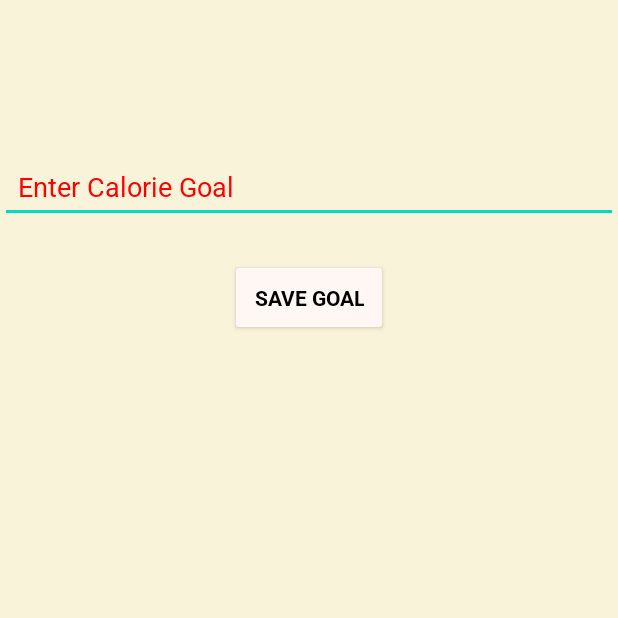
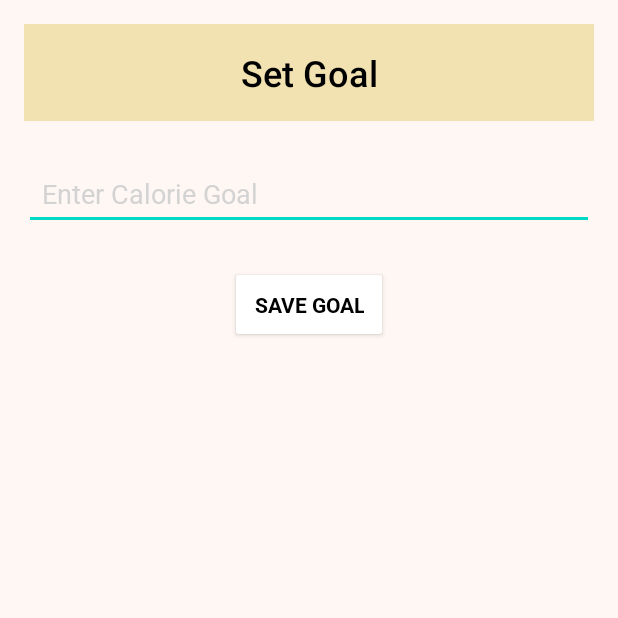
Before and after one commit to RLowry2/Calorie-Counter, an Android app: the SetGoalActivity screen opened directly, with no data from a screen before it, on a phone screen of 412 x 824 dp, the top half of it. Run offline under Robolectric (Android 15) with nearby library versions, the phone set to English and light mode, and no system bars.

Commit message:
Updated the java and cml files

```diff
--- a/app/src/main/java/com/example/caloriecounter/CalendarActivity.java
+++ b/app/src/main/java/com/example/caloriecounter/CalendarActivity.java
@@ -2,6 +2,7 @@ package com.example.caloriecounter;
 
 import android.content.Intent;
 import android.os.Bundle;
+import android.util.Log;
 import android.view.View;
 import android.view.WindowManager;
 import android.widget.CalendarView;
@@ -103,6 +104,9 @@ public class CalendarActivity extends AppCompatActivity {
             } else if (item.getItemId() == 2) {
                 Intent i2 = new Intent(this, SetGoalActivity.class);
                 i2.putExtra("selectedDate", selectedDate);
+
+                // Log the intent data for debugging
+                Log.d("CalendarActivity", "Launching SetGoalActivity with date: " + selectedDate);
                 setGoalLauncher.launch(i2);
                 return true;
             }
--- a/app/src/main/java/com/example/caloriecounter/FoodDatabaseHelper.java
+++ b/app/src/main/java/com/example/caloriecounter/FoodDatabaseHelper.java
@@ -11,8 +11,9 @@ import java.util.List;
 
 public class FoodDatabaseHelper extends SQLiteOpenHelper {
     private static final String NAME = "calorieCounter.db";
-    private static final int VERSION = 2;
+    private static final int VERSION = 3; // Incremented version to include the daily_goals table
 
+    // Table for food entries
     private static final String TBL = "food_entries";
     private static final String COL_ID = "id";
     private static final String COL_NAME = "name";
@@ -20,12 +21,16 @@ public class FoodDatabaseHelper extends SQLiteOpenHelper {
     private static final String COL_DATE = "date";
     private static final String COL_GOAL = "goal";
 
+    // Table for daily goals
+    private static final String GOALS_TBL = "daily_goals";
+
     public FoodDatabaseHelper(Context ctx) {
         super(ctx, NAME, null, VERSION);
     }
 
     @Override
     public void onCreate(SQLiteDatabase db) {
+        // Create table for food entries
         db.execSQL("CREATE TABLE " + TBL + "("
                 + COL_ID + " INTEGER PRIMARY KEY AUTOINCREMENT,"
                 + COL_NAME + " TEXT,"
@@ -33,6 +38,12 @@ public class FoodDatabaseHelper extends SQLiteOpenHelper {
                 + COL_DATE + " TEXT,"
                 + COL_GOAL + " INTEGER DEFAULT 0"
                 + ")");
+
+        // Create table for daily goals
+        db.execSQL("CREATE TABLE " + GOALS_TBL + " (" +
+                "id INTEGER PRIMARY KEY AUTOINCREMENT, " +
+                "date TEXT UNIQUE NOT NULL, " +
+                "goal INTEGER NOT NULL)");
     }
 
     @Override
@@ -40,8 +51,15 @@ public class FoodDatabaseHelper extends SQLiteOpenHelper {
         if (oldV < 2) {
             db.execSQL("ALTER TABLE " + TBL + " ADD COLUMN " + COL_GOAL + " INTEGER DEFAULT 0");
         }
+        if (oldV < 3) {
+            db.execSQL("CREATE TABLE IF NOT EXISTS " + GOALS_TBL + " (" +
+                    "id INTEGER PRIMARY KEY AUTOINCREMENT, " +
+                    "date TEXT UNIQUE NOT NULL, " +
+                    "goal INTEGER NOT NULL)");
+        }
     }
 
+    // Insert a new food entry
     public void insertFood(String name, int cal, String date) {
         SQLiteDatabase db = getWritableDatabase();
         ContentValues v = new ContentValues();
@@ -52,6 +70,7 @@ public class FoodDatabaseHelper extends SQLiteOpenHelper {
         db.close();
     }
 
+    // Retrieve food entries for a specific date
     public List<FoodEntry> getFoodEntriesForDate(String date) {
         List<FoodEntry> out = new ArrayList<>();
         SQLiteDatabase db = getReadableDatabase();
@@ -66,6 +85,7 @@ public class FoodDatabaseHelper extends SQLiteOpenHelper {
         return out;
     }
 
+    // Map cursor to FoodEntry object
     private FoodEntry mapCursorToFoodEntry(Cursor c) {
         return new FoodEntry(
                 c.getInt(c.getColumnIndexOrThrow(COL_ID)),
@@ -75,63 +95,66 @@ public class FoodDatabaseHelper extends SQLiteOpenHelper {
         );
     }
 
+    // Delete a food entry
     public void deleteFood(int id) {
         SQLiteDatabase db = getWritableDatabase();
         db.delete(TBL, COL_ID + "=?", new String[]{ String.valueOf(id) });
         db.close();
     }
 
-    /** Insert or update **only today’s** goal */
+    // Insert or update goal for a specific date
     public void insertOrUpdateGoal(String date, int goal) {
         SQLiteDatabase db = getWritableDatabase();
-        ContentValues v = new ContentValues();
-        v.put(COL_GOAL, goal);
+        ContentValues values = new ContentValues();
+        values.put("date", date);
+        values.put("goal", goal);
 
-        Cursor c = db.rawQuery(
-                "SELECT " + COL_ID + " FROM " + TBL +
-                        " WHERE " + COL_DATE + " = ? AND " + COL_NAME + " IS NULL",
-                new String[]{ date }
-        );
-        if (c.moveToFirst()) {
-            // update existing row
-            db.update(TBL, v,
-                    COL_DATE + "=? AND " + COL_NAME + " IS NULL",
-                    new String[]{ date });
-        } else {
-            // insert new “goal only” row
-            v.put(COL_DATE, date);
-            v.putNull(COL_NAME);
-            db.insert(TBL, null, v);
+        // Check if a goal already exists for the date
+        int updated = db.update(GOALS_TBL, values, "date = ?", new String[]{date});
+        if (updated == 0) {
+            // Insert a new goal if none exists
+            db.insert(GOALS_TBL, null, values);
         }
-        c.close();
         db.close();
     }
 
+    // Retrieve goal for a specific date
     public int getGoalForDate(String date) {
         SQLiteDatabase db = getReadableDatabase();
-        Cursor c = db.rawQuery(
-                "SELECT " + COL_GOAL +
-                        " FROM " + TBL +
-                        " WHERE " + COL_DATE + " = ? AND " + COL_NAME + " IS NULL",
+        Cursor cursor = db.rawQuery(
+                "SELECT goal FROM " + GOALS_TBL + " WHERE date = ?",
                 new String[]{ date }
         );
-        int g = 0;
-        if (c.moveToFirst()) g = c.getInt(0);
-        c.close();
-        return g;
+
+        int goal = 0; // Default value
+        if (cursor.moveToFirst()) {
+            goal = cursor.getInt(0);
+        }
+        cursor.close();
+        db.close();
+        return goal;
     }
 
+    // Set goal for a specific date (alternative to insertOrUpdateGoal)
     public void setGoalForDate(String date, int goal) {
         SQLiteDatabase db = this.getWritableDatabase();
         ContentValues values = new ContentValues();
         values.put("goal", goal);
 
-        int updated = db.update("daily_goals", values, "date = ?", new String[]{date});
+        // Attempt to update an existing goal
+        int updated = db.update(GOALS_TBL, values, "date = ?", new String[]{date});
         if (updated == 0) {
-            // Insert if not exists
+            // Insert a new goal if update fails
             values.put("date", date);
-            db.insert("daily_goals", null, values);
+            db.insert(GOALS_TBL, null, values);
         }
+        db.close();
     }
 
+    // Delete goal for a specific date (optional utility method)
+    public void deleteGoalForDate(String date) {
+        SQLiteDatabase db = getWritableDatabase();
+        db.delete(GOALS_TBL, "date = ?", new String[]{ date });
+        db.close();
+    }
 }
--- a/app/src/main/java/com/example/caloriecounter/SetGoalActivity.java
+++ b/app/src/main/java/com/example/caloriecounter/SetGoalActivity.java
@@ -2,6 +2,7 @@ package com.example.caloriecounter;
 
 import android.os.Bundle;
 import android.text.TextUtils;
+import android.util.Log;
 import android.view.WindowManager;
 import android.widget.Button;
 import android.widget.EditText;
@@ -47,6 +48,9 @@ public class SetGoalActivity extends AppCompatActivity {
         if (selectedDate == null) {
             selectedDate = getCurrentDate();
         }
+
+        // Log the selectedDate for debugging
+        Log.d("SetGoalActivity", "Selected date: " + selectedDate);
     }
 
     /**
@@ -63,6 +67,9 @@ public class SetGoalActivity extends AppCompatActivity {
         int currentGoal = dbHelper.getGoalForDate(selectedDate);
         if (currentGoal > 0) {
             goalEditText.setText(String.valueOf(currentGoal));
+        } else {
+            Log.d("SetGoalActivity", "No goal found for date: " + selectedDate);
+            goalEditText.setText(""); // Clear the field if no goal exists
         }
     }
 
--- a/app/src/main/res/layout/activity_set_goal.xml
+++ b/app/src/main/res/layout/activity_set_goal.xml
@@ -1,23 +1,36 @@
 <?xml version="1.0" encoding="utf-8"?>
-<androidx.constraintlayout.widget.ConstraintLayout xmlns:android="http://schemas.android.com/apk/res/android"
+<FrameLayout xmlns:android="http://schemas.android.com/apk/res/android"
     xmlns:app="http://schemas.android.com/apk/res-auto"
-    xmlns:tools="http://schemas.android.com/tools"
+    android:layout_width="match_parent"
+    android:layout_height="match_parent">
+
+    <!-- Main Content in a LinearLayout -->
+    <LinearLayout
         android:layout_width="match_parent"
         android:layout_height="match_parent"
-    tools:context=".SetGoalActivity">
+        android:orientation="vertical"
+        android:padding="16dp">
+
+        <!-- Page Title -->
+        <TextView
+            android:id="@+id/pageTitle"
+            android:layout_width="match_parent"
+            android:layout_height="wrap_content"
+            android:text="Set Goal"
+            style="@style/TextAppearance.AppTitle"
+            android:gravity="center"
+            android:background="@color/appTitleBackground"
+            android:padding="16dp" />
 
         <!-- Goal Input -->
         <EditText
             android:id="@+id/goalEditText"
-        android:layout_width="0dp"
+            android:layout_width="match_parent"
             android:layout_height="wrap_content"
             android:hint="Enter Calorie Goal"
             android:inputType="number"
             style="@style/EditTextStyle.CalorieCounter"
-        app:layout_constraintTop_toTopOf="parent"
-        app:layout_constraintStart_toStartOf="parent"
-        app:layout_constraintEnd_toEndOf="parent"
-        android:layout_marginTop="100dp" />
+            android:layout_marginTop="24dp" />
 
         <!-- Save Button -->
         <Button
@@ -26,8 +39,7 @@
             android:layout_height="wrap_content"
             android:text="Save Goal"
             style="@style/ButtonStyle.CalorieCounter"
-        app:layout_constraintTop_toBottomOf="@id/goalEditText"
-        app:layout_constraintStart_toStartOf="parent"
-        app:layout_constraintEnd_toEndOf="parent"
-        android:layout_marginTop="24dp" />
-</androidx.constraintlayout.widget.ConstraintLayout>
+            android:layout_marginTop="24dp"
+            android:layout_gravity="center_horizontal" />
+    </LinearLayout>
+</FrameLayout>
--- a/app/src/main/res/values/colors.xml
+++ b/app/src/main/res/values/colors.xml
@@ -3,10 +3,9 @@
     <color name="colorPrimaryDark">#3700B3</color>
     <color name="colorAccent">#03DAC5</color>
     <color name="white">#FFFFFF</color>
-    <color name="red">#FF0000</color>
+    <color name="grey">#D3D3D3</color>
     <color name="green">#00FF00</color>
     <color name="black">#000000</color>
-    <color name="beige">#FFF7F3</color>
-    <color name="background">#F8F3D9</color>
-    <color name="appTitleBackground">#FFCC00</color>
+    <color name="background">#FFF7F3</color>
+    <color name="appTitleBackground">#F2E2B1</color>
 </resources>
--- a/app/src/main/res/values/themes.xml
+++ b/app/src/main/res/values/themes.xml
@@ -22,7 +22,7 @@
 
     <!-- Custom Button Style -->
     <style name="ButtonStyle.CalorieCounter" parent="Widget.AppCompat.Button">
-        <item name="android:backgroundTint">@color/beige</item>
+        <item name="android:backgroundTint">@color/white</item>
         <item name="android:textColor">@color/black</item>
         <item name="android:padding">16dp</item>
         <item name="android:textStyle">bold</item>
@@ -33,7 +33,7 @@
     <style name="EditTextStyle.CalorieCounter" parent="Widget.AppCompat.EditText">
         <item name="android:backgroundTint">@color/colorAccent</item>
         <item name="android:textColor">@color/black</item>
-        <item name="android:textColorHint">@color/red</item>
+        <item name="android:textColorHint">@color/grey</item>
         <item name="android:padding">12dp</item>
         <item name="android:fontFamily">@font/roboto_regular</item>
     </style>
```
Also changed, not shown: app/src/main/java/com/example/caloriecounter/MainActivity.java (+10 -22 lines), app/src/main/res/layout/activity_add_entry.xml (+28 -20 lines), app/src/main/res/layout/activity_main.xml (+25 -30 lines). Lines whose indentation alone changed are shown as unchanged.
